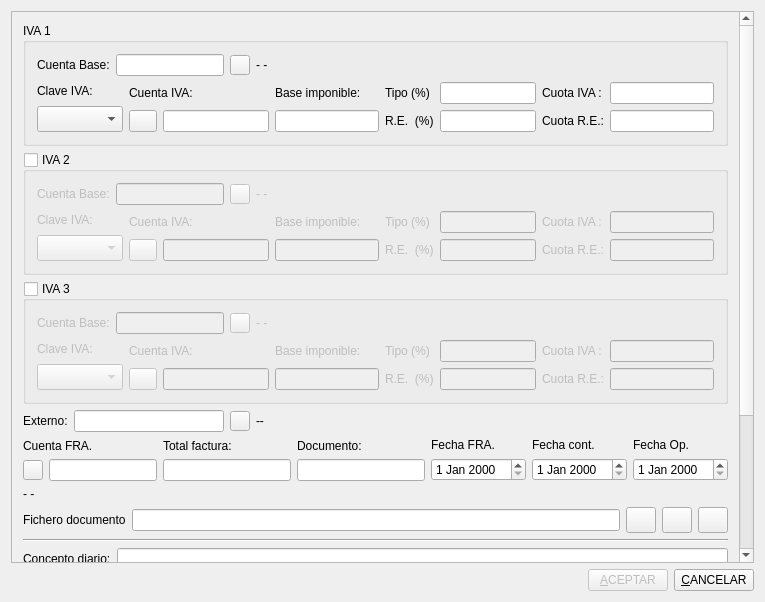
Before: the Qt Designer form ivarep_aut.ui in DIBOSAJM/keme, drawn with Qt 5.
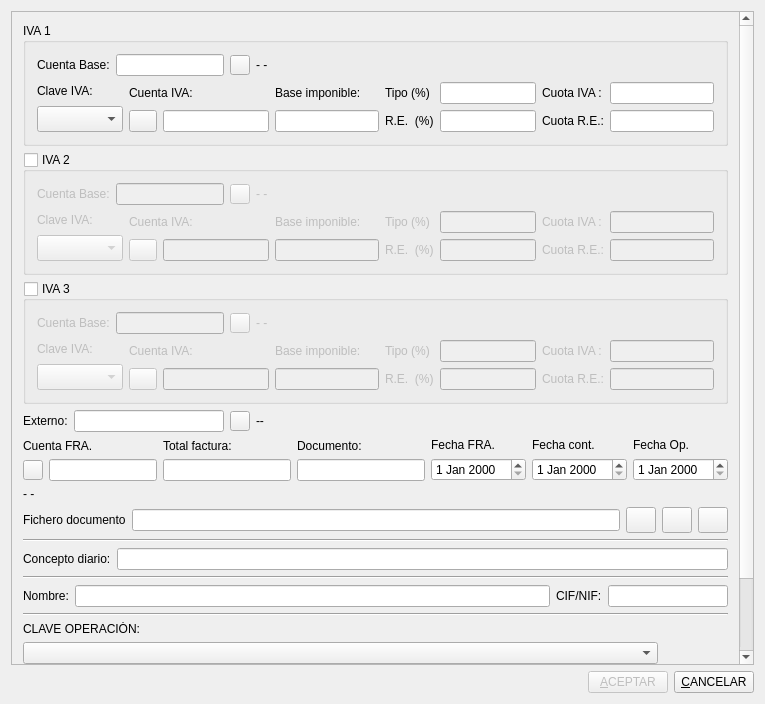
After: the same form once the commit is applied. Icons and pictures are not drawn.

```diff
--- a/ivarep_aut.ui
+++ b/ivarep_aut.ui
@@ -11,7 +11,7 @@
     <x>0</x>
     <y>0</y>
     <width>765</width>
-    <height>602</height>
+    <height>704</height>
    </rect>
   </property>
   <property name="windowTitle">
@@ -27,9 +27,9 @@
       <property name="geometry">
        <rect>
         <x>0</x>
-        <y>-232</y>
+        <y>0</y>
         <width>731</width>
-        <height>782</height>
+        <height>826</height>
        </rect>
       </property>
       <layout class="QVBoxLayout" name="verticalLayout_3">
```
